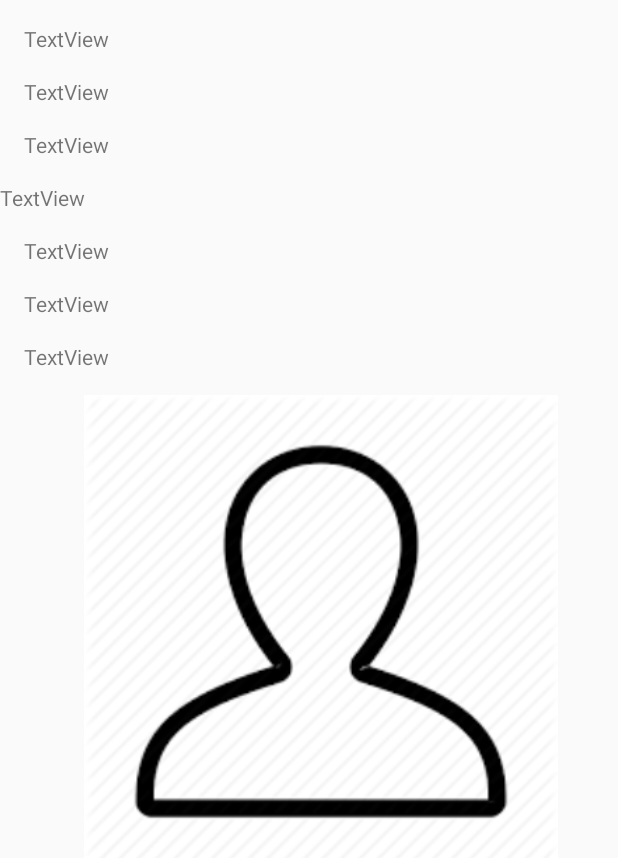
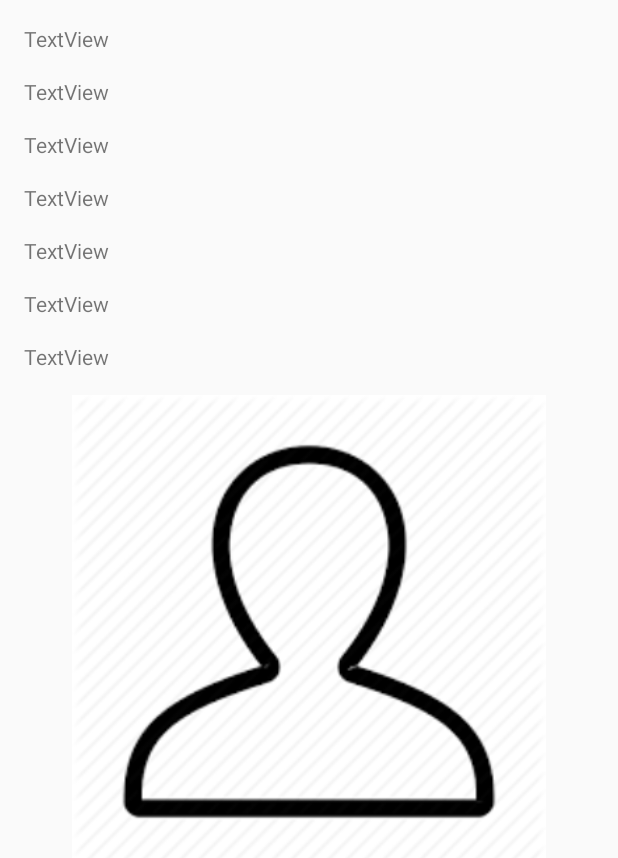
Before and after one commit to thiagonazareth/computacaoUbiquaProjetoFinal, an Android app: the layout detail_fragment_person.xml on its own in the app's theme, with its tools: preview values and no code run, on a phone screen of 412 x 824 dp. Shown: the top 858 px of the screen. Run offline under Robolectric (Android 15) with nearby library versions, the phone set to English and light mode, and no system bars.

Commit message:
ver pessoas ajuste

```diff
--- a/app/src/main/res/layout/detail_fragment_person.xml
+++ b/app/src/main/res/layout/detail_fragment_person.xml
@@ -56,8 +56,12 @@
                 android:layout_marginStart="16dp"
                 android:layout_marginLeft="16dp"
                 android:layout_marginTop="16dp"
+                android:layout_marginEnd="16dp"
+                android:layout_marginRight="16dp"
+                android:layout_marginBottom="16dp"
                 android:orientation="vertical"
                 android:src="@drawable/person_icon"
+                app:layout_constraintBottom_toBottomOf="parent"
                 app:layout_constraintEnd_toEndOf="parent"
                 app:layout_constraintStart_toStartOf="parent"
                 app:layout_constraintTop_toBottomOf="@+id/txViewPlace"
@@ -67,10 +71,12 @@
                 android:id="@+id/txViewLastName"
                 android:layout_width="wrap_content"
                 android:layout_height="wrap_content"
+                android:layout_marginStart="16dp"
+                android:layout_marginLeft="16dp"
                 android:layout_marginTop="16dp"
                 android:text="TextView"
-                app:layout_constraintTop_toBottomOf="@+id/txViewFirstName"
-                tools:layout_editor_absoluteX="16dp" />
+                app:layout_constraintStart_toStartOf="parent"
+                app:layout_constraintTop_toBottomOf="@+id/txViewFirstName" />
 
             <TextView
                 android:id="@+id/txViewDescription"
```
